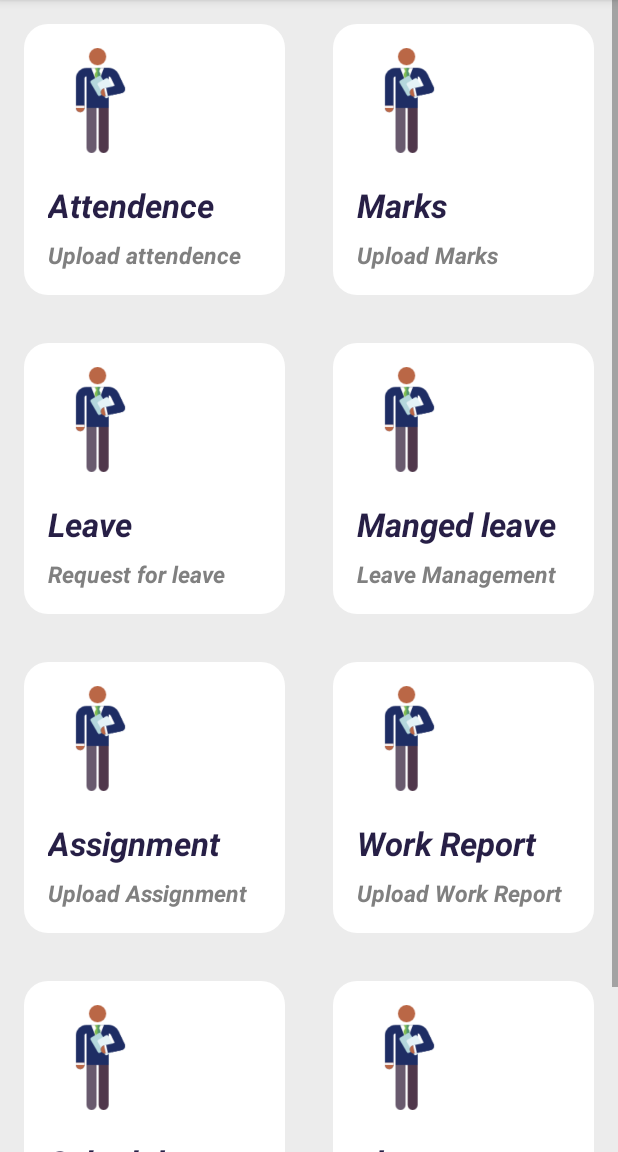
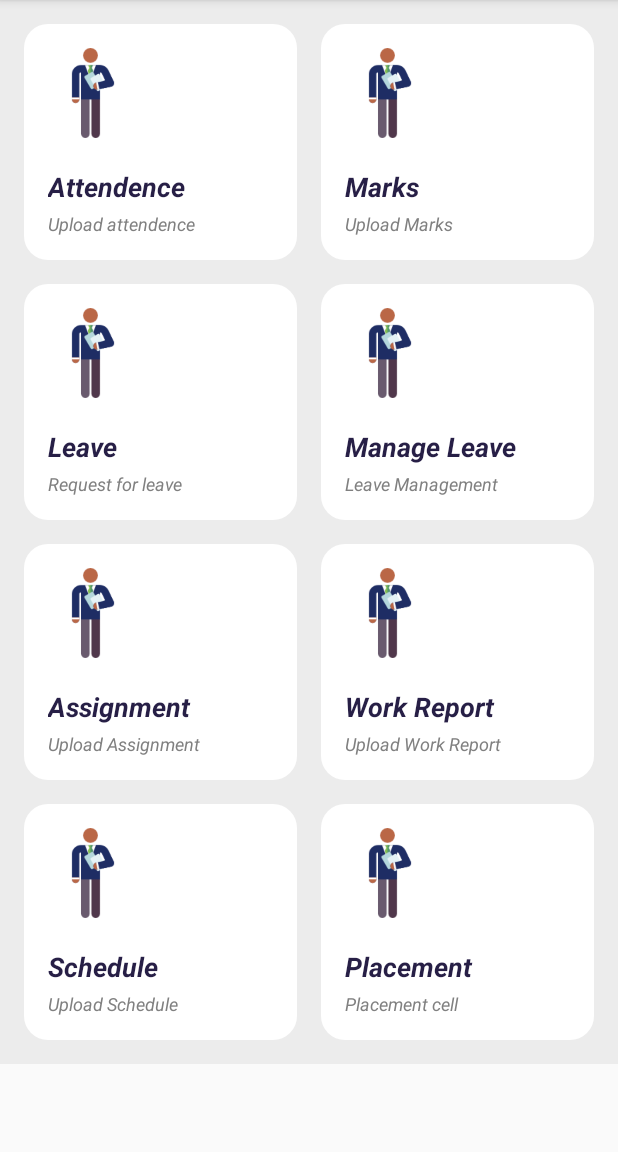
Before and after one commit to a4fsproject/a4fsandroidapp, an Android app: the User_homepage screen opened directly, with no data from a screen before it, on a phone screen of 412 x 824 dp, the part 84-1236 px from its top. Run offline under Robolectric (Android 15) with nearby library versions, the phone set to English and light mode, and no system bars.

Commit message:
User Leave page & User Homme Page design (Krunal)

```diff
--- a/app/src/main/res/layout/activity_user_homepage.xml
+++ b/app/src/main/res/layout/activity_user_homepage.xml
@@ -2,17 +2,16 @@
     xmlns:app="http://schemas.android.com/apk/res-auto"
     xmlns:tools="http://schemas.android.com/tools"
     android:layout_width="match_parent"
-    android:layout_height="match_parent">
+    android:layout_height="wrap_content">
 
-<LinearLayout xmlns:android="http://schemas.android.com/apk/res/android"
-    xmlns:app="http://schemas.android.com/apk/res-auto"
-    xmlns:tools="http://schemas.android.com/tools"
+<LinearLayout
     android:layout_width="match_parent"
-    android:layout_height="match_parent"
+    android:layout_height="wrap_content"
     tools:context=".User_Selection"
     android:orientation="vertical"
     android:gravity="left"
-    android:background="#ececec">
+    android:background="#ececec"
+    android:paddingBottom="16dp">
 
     <LinearLayout
         android:layout_width="match_parent"
@@ -26,12 +25,14 @@
             android:layout_height="wrap_content"
             android:orientation="vertical"
             android:padding="16dp"
-            android:layout_margin="16dp"
+            android:layout_marginTop="16dp"
+            android:layout_marginLeft="16dp"
+            android:layout_marginRight="16dp"
             android:background="@drawable/shape_corner_white">
 
             <ImageView
-                android:layout_width="70dp"
-                android:layout_height="70dp"
+                android:layout_width="60dp"
+                android:layout_height="60dp"
                 android:layout_gravity="left"
                 android:src="@drawable/teacher" />
 
@@ -41,7 +42,7 @@
                 android:gravity="left"
                 android:text="Attendence"
                 android:textColor="@color/colorBrown"
-                android:textSize="22sp"
+                android:textSize="18sp"
                 android:textStyle="bold|italic"
                 android:layout_marginTop="20dp"/>
 
@@ -51,9 +52,9 @@
                 android:gravity="left"
                 android:text="Upload attendence"
                 android:textColor="#808080"
-                android:textSize="15sp"
-                android:textStyle="bold|italic"
-                android:layout_marginTop="8dp"/>
+                android:textSize="12sp"
+                android:textStyle="normal|italic"
+                android:layout_marginTop="4dp"/>
 
         </LinearLayout>
 
@@ -64,12 +65,13 @@
             android:layout_height="wrap_content"
             android:orientation="vertical"
             android:padding="16dp"
-            android:layout_margin="16dp"
+            android:layout_marginTop="16dp"
+            android:layout_marginRight="16dp"
             android:background="@drawable/shape_corner_white">
 
             <ImageView
-                android:layout_width="70dp"
-                android:layout_height="70dp"
+                android:layout_width="60dp"
+                android:layout_height="60dp"
                 android:layout_gravity="left"
                 android:src="@drawable/teacher" />
 
@@ -79,7 +81,7 @@
                 android:gravity="left"
                 android:text="Marks"
                 android:textColor="@color/colorBrown"
-                android:textSize="22sp"
+                android:textSize="18sp"
                 android:textStyle="bold|italic"
                 android:layout_marginTop="20dp"/>
 
@@ -89,9 +91,9 @@
                 android:gravity="left"
                 android:text="Upload Marks"
                 android:textColor="#808080"
-                android:textSize="15sp"
-                android:textStyle="bold|italic"
-                android:layout_marginTop="8dp"/>
+                android:textSize="12sp"
+                android:textStyle="normal|italic"
+                android:layout_marginTop="4dp"/>
 
         </LinearLayout>
 
@@ -109,12 +111,14 @@
             android:layout_height="wrap_content"
             android:orientation="vertical"
             android:padding="16dp"
-            android:layout_margin="16dp"
+            android:layout_marginTop="16dp"
+            android:layout_marginLeft="16dp"
+            android:layout_marginRight="16dp"
             android:background="@drawable/shape_corner_white">
 
             <ImageView
-                android:layout_width="70dp"
-                android:layout_height="70dp"
+                android:layout_width="60dp"
+                android:layout_height="60dp"
                 android:layout_gravity="left"
                 android:src="@drawable/teacher" />
 
@@ -124,7 +128,7 @@
                 android:gravity="left"
                 android:text="Leave"
                 android:textColor="@color/colorBrown"
-                android:textSize="22sp"
+                android:textSize="18sp"
                 android:textStyle="bold|italic"
                 android:layout_marginTop="20dp"/>
 
@@ -134,9 +138,9 @@
                 android:gravity="left"
                 android:text="Request for leave"
                 android:textColor="#808080"
-                android:textSize="15sp"
-                android:textStyle="bold|italic"
-                android:layout_marginTop="8dp"/>
+                android:textSize="12sp"
+                android:textStyle="normal|italic"
+                android:layout_marginTop="4dp"/>
 
         </LinearLayout>
 
@@ -147,24 +151,26 @@
             android:layout_height="wrap_content"
             android:orientation="vertical"
             android:padding="16dp"
-            android:layout_margin="16dp"
+            android:layout_marginTop="16dp"
+            android:layout_marginRight="16dp"
             android:background="@drawable/shape_corner_white">
 
             <ImageView
-                android:layout_width="70dp"
-                android:layout_height="70dp"
+                android:layout_width="60dp"
+                android:layout_height="60dp"
                 android:layout_gravity="left"
                 android:src="@drawable/teacher" />
 
             <TextView
                 android:layout_width="match_parent"
                 android:layout_height="wrap_content"
+                android:layout_marginTop="20dp"
                 android:gravity="left"
-                android:text="Manged leave"
+                android:text="Manage Leave"
                 android:textColor="@color/colorBrown"
-                android:textSize="22sp"
-                android:textStyle="bold|italic"
-                android:layout_marginTop="20dp"/>
+                android:textSize="18sp"
+                android:textStyle="bold|italic" />
+
 
             <TextView
                 android:layout_width="match_parent"
@@ -172,9 +178,9 @@
                 android:gravity="left"
                 android:text="Leave Management"
                 android:textColor="#808080"
-                android:textSize="15sp"
-                android:textStyle="bold|italic"
-                android:layout_marginTop="8dp"/>
+                android:textSize="12sp"
+                android:textStyle="normal|italic"
+                android:layout_marginTop="4dp"/>
 
 
 
@@ -194,12 +200,14 @@
             android:layout_height="wrap_content"
             android:orientation="vertical"
             android:padding="16dp"
-            android:layout_margin="16dp"
+            android:layout_marginTop="16dp"
+            android:layout_marginLeft="16dp"
+            android:layout_marginRight="16dp"
             android:background="@drawable/shape_corner_white">
 
             <ImageView
-                android:layout_width="70dp"
-                android:layout_height="70dp"
+                android:layout_width="60dp"
+                android:layout_height="60dp"
                 android:layout_gravity="left"
                 android:src="@drawable/teacher" />
 
@@ -209,7 +217,7 @@
                 android:gravity="left"
                 android:text="Assignment"
                 android:textColor="@color/colorBrown"
-                android:textSize="22sp"
+                android:textSize="18sp"
                 android:textStyle="bold|italic"
                 android:layout_marginTop="20dp"/>
 
@@ -219,11 +227,12 @@
                 android:gravity="left"
                 android:text="Upload Assignment"
                 android:textColor="#808080"
-                android:textSize="15sp"
-                android:textStyle="bold|italic"
-                android:layout_marginTop="8dp"/>
+                android:textSize="12sp"
+                android:textStyle="normal|italic"
+                android:layout_marginTop="4dp"/>
 
         </LinearLayout>
+
         <LinearLayout
             android:id="@+id/Report"
             android:layout_width="0dp"
@@ -231,12 +240,13 @@
             android:layout_height="wrap_content"
             android:orientation="vertical"
             android:padding="16dp"
-            android:layout_margin="16dp"
+            android:layout_marginTop="16dp"
+            android:layout_marginRight="16dp"
             android:background="@drawable/shape_corner_white">
 
             <ImageView
-                android:layout_width="70dp"
-                android:layout_height="70dp"
+                android:layout_width="60dp"
+                android:layout_height="60dp"
                 android:layout_gravity="left"
                 android:src="@drawable/teacher" />
 
@@ -246,7 +256,7 @@
                 android:gravity="left"
                 android:text="Work Report"
                 android:textColor="@color/colorBrown"
-                android:textSize="22sp"
+                android:textSize="18sp"
                 android:textStyle="bold|italic"
                 android:layout_marginTop="20dp"/>
             <TextView
@@ -255,13 +265,12 @@
                 android:gravity="left"
                 android:text="Upload Work Report"
                 android:textColor="#808080"
-                android:textSize="15sp"
-                android:textStyle="bold|italic"
-                android:layout_marginTop="8dp"/>
+                android:textSize="12sp"
+                android:textStyle="normal|italic"
+                android:layout_marginTop="4dp"/>
 
 
         </LinearLayout>
-
 
     </LinearLayout>
 
@@ -277,12 +286,14 @@
             android:layout_height="wrap_content"
             android:orientation="vertical"
             android:padding="16dp"
-            android:layout_margin="16dp"
+            android:layout_marginTop="16dp"
+            android:layout_marginLeft="16dp"
+            android:layout_marginRight="16dp"
             android:background="@drawable/shape_corner_white">
 
             <ImageView
-                android:layout_width="70dp"
-                android:layout_height="70dp"
+                android:layout_width="60dp"
+                android:layout_height="60dp"
                 android:layout_gravity="left"
                 android:src="@drawable/teacher" />
 
@@ -292,19 +303,19 @@
                 android:gravity="left"
                 android:text="Schedule"
                 android:textColor="@color/colorBrown"
-                android:textSize="22sp"
+                android:textSize="18sp"
                 android:textStyle="bold|italic"
                 android:layout_marginTop="20dp"/>
+
             <TextView
                 android:layout_width="match_parent"
                 android:layout_height="wrap_content"
                 android:gravity="left"
-                android:text="Upoload Schedule"
-                android:textColor="@color/colorBrown"
-                android:textSize="22sp"
-                android:textStyle="bold|italic"
-                android:layout_marginTop="20dp"/>
-
+                android:text="Upload Schedule "
+                android:textColor="#808080"
+                android:textSize="12sp"
+                android:textStyle="normal|italic"
+                android:layout_marginTop="4dp"/>
         </LinearLayout>
 
         <LinearLayout
@@ -314,12 +325,13 @@
             android:layout_height="wrap_content"
             android:orientation="vertical"
             android:padding="16dp"
-            android:layout_margin="16dp"
+            android:layout_marginTop="16dp"
+            android:layout_marginRight="16dp"
             android:background="@drawable/shape_corner_white">
 
             <ImageView
-                android:layout_width="70dp"
-                android:layout_height="70dp"
+                android:layout_width="60dp"
+                android:layout_height="60dp"
                 android:layout_gravity="left"
                 android:src="@drawable/teacher" />
 
@@ -327,9 +339,9 @@
                 android:layout_width="match_parent"
                 android:layout_height="wrap_content"
                 android:gravity="left"
-                android:text="placement"
+                android:text="Placement"
                 android:textColor="@color/colorBrown"
-                android:textSize="22sp"
+                android:textSize="18sp"
                 android:textStyle="bold|italic"
                 android:layout_marginTop="20dp"/>
 
@@ -339,13 +351,14 @@
                 android:gravity="left"
                 android:text="Placement cell"
                 android:textColor="#808080"
-                android:textSize="15sp"
-                android:textStyle="bold|italic"
-                android:layout_marginTop="8dp"/>
+                android:textSize="12sp"
+                android:textStyle="normal|italic"
+                android:layout_marginTop="4dp"/>
 
         </LinearLayout>
 
     </LinearLayout>
 
 </LinearLayout>
+
 </ScrollView>
```
Also changed, not shown: app/src/main/java/com/example/myapplication/User_leave.java (added, +14 -0 lines), app/src/main/res/layout/activity_user_leave.xml (added, +111 -0 lines).
